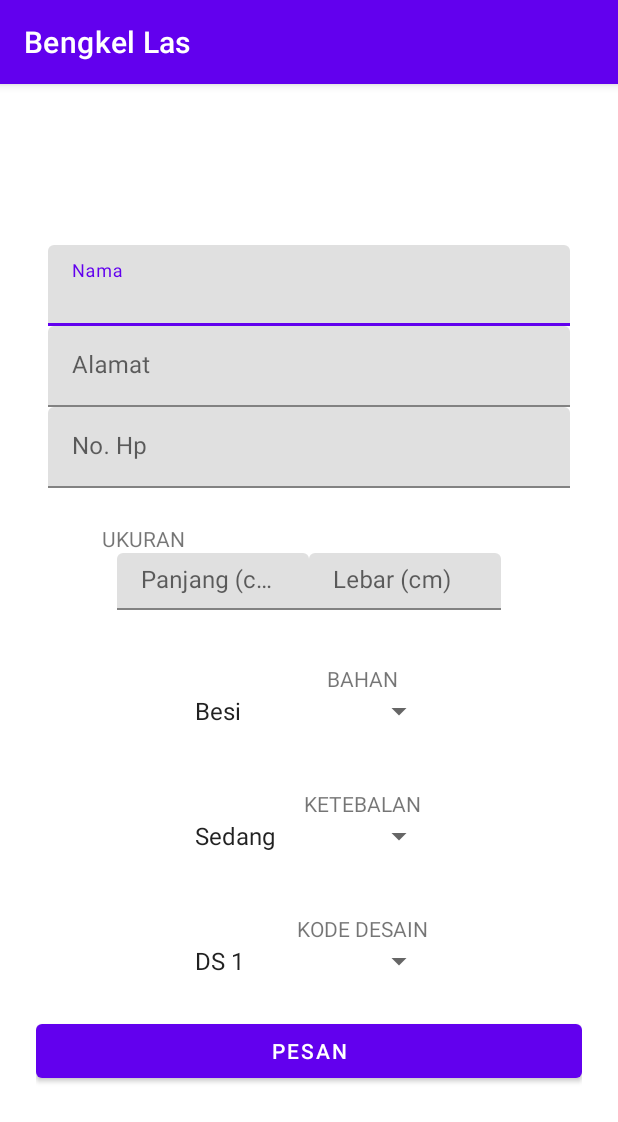
After one commit to hamtz/bengkel_las, an Android app: the TambahActivity screen opened directly, with no data from a screen before it, on a phone screen of 412 x 824 dp. The commit adds this screen. Shown: the top 1122 px of the screen. Run offline under Robolectric (Android 15) with nearby library versions, the light colour scheme and no system bars.

Commit message:
create data done

```diff
--- a/app/src/main/java/com/hamtz/bengkellas/API/APIRequestData.kt
+++ b/app/src/main/java/com/hamtz/bengkellas/API/APIRequestData.kt
@@ -1,18 +1,25 @@
 package com.hamtz.bengkellas.API
 
-import com.hamtz.bengkellas.Model.DataModel
 import com.hamtz.bengkellas.Model.ResponseModel
 import retrofit2.Call
-import retrofit2.Response
-
-import retrofit2.http.GET
-
-
+import retrofit2.http.*
 
 
 interface APIRequestData {
     @GET("retrieve.php")
-//    Call<ResponseModel> ardRetrieveData()
     fun ardRetrieveData(): Call<ResponseModel>
-//     fun ardRetrieveData():Response<List<ResponseModel>>
+
+    //    @Headers("Content-Type: application/json")
+    @FormUrlEncoded
+    @POST("create.php")
+    fun ardCreateData(
+        @Field("nama") nama: String,
+        @Field("alamat") alamat: String,
+        @Field("telepon") telepon: String,
+        @Field("panjang") panjang: String,
+        @Field("lebar") lebar: String,
+        @Field("bahan") bahan: String,
+        @Field("ketebalan") ketebalan: String,
+        @Field("kode_desain") kode_desain: String,
+    ):Call<ResponseModel>
 }
--- /dev/null
+++ b/app/src/main/java/com/hamtz/bengkellas/Activity/TambahActivity.kt
@@ -0,0 +1,206 @@
+package com.hamtz.bengkellas.Activity
+
+import android.os.Bundle
+import android.view.View
+import android.widget.*
+import androidx.appcompat.app.AppCompatActivity
+import com.hamtz.bengkellas.API.APIRequestData
+import com.hamtz.bengkellas.API.RetroServer
+import com.hamtz.bengkellas.Model.ResponseModel
+import com.hamtz.bengkellas.R
+import retrofit2.Call
+import retrofit2.Callback
+import retrofit2.Response
+
+class TambahActivity : AppCompatActivity() {
+
+    private var nama: String = ""
+    private var alamat: String = ""
+    private var telepon: String = ""
+    private var panjang: String = ""
+    private var lebar: String = ""
+    private var bahan: String = ""
+    private var ketebalan: String = ""
+    private var kode_desain: String = ""
+//
+//    lateinit var alamat: TextView
+//    lateinit var telepon: TextView
+//    lateinit var panjang: TextView
+//    lateinit var lebar: TextView
+//    lateinit var bahan: Spinner
+//    lateinit var ketebalan: Spinner
+//    lateinit var kode_desain: Spinner
+
+    override fun onCreate(savedInstanceState: Bundle?) {
+        super.onCreate(savedInstanceState)
+        setContentView(R.layout.activity_tambah)
+
+        //button
+        val btPesan = findViewById<Button>(R.id.bt_pesan)
+        val etNama = findViewById<EditText>(R.id.et_nama)
+        val etAlamat = findViewById<EditText>(R.id.et_alamat)
+        val etTelepon = findViewById<EditText>(R.id.et_telepon)
+        val etPanjang = findViewById<EditText>(R.id.et_panjang)
+        val etLebar = findViewById<EditText>(R.id.et_lebar)
+        val spBahan = findViewById<Spinner>(R.id.sp_bahan)
+        val spKetebalan = findViewById<Spinner>(R.id.sp_ketebalan)
+        val spDesain = findViewById<Spinner>(R.id.sp_kode)
+
+
+        // access the items of the list
+        val listBahan = resources.getStringArray(R.array.List_Bahan)
+        val listKetebalan = resources.getStringArray(R.array.List_Tebal)
+        val listDesain = resources.getStringArray(R.array.List_Desain)
+
+        // access the spinner
+//        val spBahan = findViewById<Spinner>(R.id.sp_bahan)
+        if (spBahan != null) {
+            val adapter = ArrayAdapter(
+                this,
+                android.R.layout.simple_spinner_item, listBahan
+            )
+            spBahan.adapter = adapter
+
+            spBahan.onItemSelectedListener = object :
+                AdapterView.OnItemSelectedListener {
+                override fun onItemSelected(
+                    parent: AdapterView<*>,
+                    view: View, position: Int, id: Long
+                ) {
+
+//                    var bahan = spBahan
+//                    Toast.makeText(this@TambahActivity,
+//                        getString(R.string.selected_item) + " " +
+//                                "" + listBahan[position], Toast.LENGTH_SHORT).show()
+                }
+
+                override fun onNothingSelected(parent: AdapterView<*>) {
+                    // write code to perform some action
+                }
+            }
+        }
+        if (spKetebalan != null) {
+            val adapter = ArrayAdapter(
+                this,
+                android.R.layout.simple_spinner_item, listKetebalan
+            )
+            spKetebalan.adapter = adapter
+
+            spKetebalan.onItemSelectedListener = object :
+                AdapterView.OnItemSelectedListener {
+                override fun onItemSelected(
+                    parent: AdapterView<*>,
+                    view: View, position: Int, id: Long
+                ) {
+
+//                    ketebalan = spKetebalan
+//                    Toast.makeText(this@TambahActivity,
+//                        getString(R.string.selected_item) + " " +
+//                                "" + listKetebalan[position], Toast.LENGTH_SHORT).show()
+                }
+
+                override fun onNothingSelected(parent: AdapterView<*>) {
+                    // write code to perform some action
+                }
+            }
+        }
+        if (spDesain != null) {
+            val adapter = ArrayAdapter(
+                this,
+                android.R.layout.simple_spinner_item, listDesain
+            )
+            spDesain.adapter = adapter
+
+            spDesain.onItemSelectedListener = object :
+                AdapterView.OnItemSelectedListener {
+                override fun onItemSelected(
+                    parent: AdapterView<*>,
+                    view: View, position: Int, id: Long
+                ) {
+
+//                    kode_desain=spDesain
+//                    Toast.makeText(this@TambahActivity,
+//                        getString(R.string.selected_item) + " " +
+//                                "" + listDesain[position], Toast.LENGTH_SHORT).show()
+                }
+
+                override fun onNothingSelected(parent: AdapterView<*>) {
+                    // write code to perform some action
+                }
+            }
+        }
+
+        btPesan.setOnClickListener {
+            nama = etNama.text.toString()
+            alamat = etAlamat.text.toString()
+            telepon = etTelepon.text.toString()
+            panjang = etPanjang.text.toString()
+            lebar = etLebar.text.toString()
+            bahan = spBahan.selectedItem.toString()
+            ketebalan = spKetebalan.selectedItem.toString()
+            kode_desain = spDesain.selectedItem.toString()
+
+            if (nama.isEmpty()) {
+                etNama.error = "Nama Harus Diisi"
+            } else if (alamat.isEmpty()) {
+                etAlamat.error = "Alamat Harus Diisi"
+            } else if (telepon.toString().isEmpty()) {
+                etTelepon.error = "No.hp Harus Diisi"
+            } else if (panjang.toString().isEmpty()) {
+                etPanjang.error = "isi Panjang (cm)"
+            } else if (lebar.toString().isEmpty()) {
+                etLebar.error = "isi Panjang (cm)"
+//           }else if(spBahan.toString().isEmpty()){
+//               spBahan.selectedItem. ="isi Panjang (cm)"
+//           }else if(spKetebalan.toString().isEmpty()){
+//               etPanjang.error="isi Panjang (cm)"
+//           }else if(spDesain.toString().isEmpty()){
+//               etLebar.error="isi lebar (cm)"
+            } else {
+                createData(nama, alamat, telepon, panjang, lebar, bahan, ketebalan, kode_desain)
+//               Toast.makeText(this,(nama+" x " +alamat+" x " + telepon +" x "+ panjang +" x "+ lebar+" x " + bahan +" x "+ketebalan +" x "+ kode_desain ),Toast.LENGTH_LONG).show()
+//               Toast.makeText(this,nama,Toast.LENGTH_LONG).show()
+
+            }
+
+        }
+
+    }
+
+    private fun createData(
+        nama: String,
+        alamat: String,
+        telepon: String,
+        panjang: String,
+        lebar: String,
+        bahan: String,
+        ketebalan: String,
+        kode_desain: String
+    ) {
+//        Toast.makeText(
+//            this,
+//            (nama + " x " + alamat + " x " + telepon + " x " + panjang + " x " + lebar + " x " + bahan + " x " + ketebalan + " x " + kode_desain),
+//            Toast.LENGTH_LONG
+//        ).show()
+
+        val ardData: APIRequestData = RetroServer.konekRetrofit().create(APIRequestData::class.java)
+        val simpanData: Call<ResponseModel> = ardData.ardCreateData(nama,alamat,telepon,panjang,lebar,bahan,ketebalan,kode_desain)
+//
+        simpanData.enqueue(object : Callback<ResponseModel> {
+            override fun onResponse(call: Call<ResponseModel>, response: Response<ResponseModel>) {
+                val kode = response.body()?.kode
+                val pesan = response.body()?.pesan
+                Toast.makeText(this@TambahActivity, "Kode :$kode| Pesan : $pesan", Toast.LENGTH_LONG).show()
+            }
+
+            override fun onFailure(call: Call<ResponseModel>, t: Throwable) {
+                val pesan = "gagal menghubungi server " + t.message
+//                Toast.makeText(this@TambahActivity,(nama + bahan +ketebalan + kode_desain ),Toast.LENGTH_LONG).show()
+                Toast.makeText(this@TambahActivity, pesan, Toast.LENGTH_LONG).show()
+
+            }
+
+        })
+
+    }
+}
--- /dev/null
+++ b/app/src/main/res/layout/activity_tambah.xml
@@ -0,0 +1,171 @@
+<?xml version="1.0" encoding="utf-8"?>
+<RelativeLayout xmlns:android="http://schemas.android.com/apk/res/android"
+    xmlns:app="http://schemas.android.com/apk/res-auto"
+    xmlns:tools="http://schemas.android.com/tools"
+    android:layout_width="match_parent"
+    android:layout_height="match_parent"
+    tools:context=".Activity.TambahActivity">
+
+    <LinearLayout
+        android:layout_width="match_parent"
+        android:layout_height="match_parent"
+        android:layout_marginStart="24dp"
+        android:layout_marginTop="24dp"
+        android:layout_marginEnd="24dp"
+        android:layout_marginBottom="24dp"
+        android:gravity="center"
+        android:orientation="vertical">
+
+        <LinearLayout
+            android:layout_width="match_parent"
+            android:layout_height="wrap_content"
+            android:layout_margin="8dp"
+            android:orientation="vertical">
+
+
+            <com.google.android.material.textfield.TextInputLayout
+                android:layout_width="match_parent"
+                android:layout_height="wrap_content">
+                <EditText
+                    android:id="@+id/et_nama"
+                    android:layout_width="match_parent"
+                    android:layout_height="wrap_content"
+                    android:layout_weight="1"
+                    android:ems="10"
+                    android:inputType="textPersonName"
+                    android:padding="16dp"
+                    android:hint="Nama" />
+            </com.google.android.material.textfield.TextInputLayout>
+
+
+
+            <com.google.android.material.textfield.TextInputLayout
+                android:layout_width="match_parent"
+                android:layout_height="wrap_content">
+            <EditText
+                android:id="@+id/et_alamat"
+                android:layout_width="match_parent"
+                android:layout_height="wrap_content"
+                android:layout_weight="1"
+                android:ems="10"
+                android:inputType="textPersonName"
+                android:padding="16dp"
+                android:hint="Alamat" />
+            </com.google.android.material.textfield.TextInputLayout>
+
+            <com.google.android.material.textfield.TextInputLayout
+                android:layout_width="match_parent"
+                android:layout_height="wrap_content">
+            <EditText
+                android:id="@+id/et_telepon"
+                android:layout_width="match_parent"
+                android:layout_height="wrap_content"
+                android:layout_weight="1"
+                android:ems="10"
+                android:inputType="number"
+                android:padding="16dp"
+                android:hint="No. Hp" />
+            </com.google.android.material.textfield.TextInputLayout>
+
+            <TextView
+                android:layout_width="wrap_content"
+                android:layout_height="wrap_content"
+                android:text="UKURAN"
+                android:layout_marginTop="24dp"
+                android:layout_marginLeft="36dp"/>
+
+
+            <LinearLayout
+                android:layout_width="match_parent"
+                android:layout_height="match_parent"
+                android:layout_marginLeft="36dp"
+                android:layout_marginRight="36dp"
+                android:layout_marginBottom="36dp"
+                android:layout_weight="1"
+                android:orientation="horizontal"
+                android:gravity="center">
+
+                <com.google.android.material.textfield.TextInputLayout
+                    android:layout_width="wrap_content"
+                    android:layout_height="wrap_content">
+                <EditText
+                    android:id="@+id/et_panjang"
+                    android:layout_width="128dp"
+                    android:layout_height="wrap_content"
+                    android:layout_weight="1"
+                    android:ems="10"
+                    android:inputType="number"
+                    android:padding="8dp"
+                    android:hint="Panjang (cm)" />
+                </com.google.android.material.textfield.TextInputLayout>
+
+                <com.google.android.material.textfield.TextInputLayout
+                    android:layout_width="wrap_content"
+                    android:layout_height="wrap_content">
+                <EditText
+                    android:id="@+id/et_lebar"
+                    android:layout_width="128dp"
+                    android:layout_height="wrap_content"
+                    android:layout_weight="1"
+                    android:ems="10"
+                    android:inputType="number"
+                    android:padding="8dp"
+                    android:hint="Lebar (cm)" />
+                </com.google.android.material.textfield.TextInputLayout>
+            </LinearLayout>
+
+            <LinearLayout
+                android:layout_width="match_parent"
+                android:layout_height="wrap_content"
+                android:layout_weight="1"
+                android:gravity="center"
+                android:orientation="vertical">
+
+                <TextView
+                    android:layout_width="wrap_content"
+                    android:layout_height="wrap_content"
+                    android:text="BAHAN"
+                    android:layout_marginLeft="36dp"/>
+                <Spinner
+                    android:id="@+id/sp_bahan"
+                    android:layout_width="168dp"
+                    android:layout_height="wrap_content"
+                    android:layout_marginBottom="16dp"
+                    android:autofillHints="Bahan"/>
+                <TextView
+                    android:layout_width="wrap_content"
+                    android:layout_height="wrap_content"
+                    android:text="KETEBALAN"
+                    android:layout_marginTop="24dp"
+                    android:layout_marginLeft="36dp"/>
+                <Spinner
+                    android:id="@+id/sp_ketebalan"
+                    android:layout_width="168dp"
+                    android:layout_height="wrap_content"
+                    android:layout_marginBottom="16dp"
+                    android:hint="Lebar (cm)"/>
+                <TextView
+                    android:layout_width="wrap_content"
+                    android:layout_height="wrap_content"
+                    android:text="KODE DESAIN"
+                    android:layout_marginTop="24dp"
+                    android:layout_marginLeft="36dp"/>
+                <Spinner
+                    android:id="@+id/sp_kode"
+                    android:layout_width="168dp"
+                    android:layout_height="wrap_content"
+                    android:layout_marginBottom="16dp"/>
+            </LinearLayout>
+
+        </LinearLayout>
+
+        <Button
+            android:id="@+id/bt_pesan"
+            android:layout_width="match_parent"
+            android:layout_height="wrap_content"
+            android:text="Pesan" />
+
+
+    </LinearLayout>
+
+</RelativeLayout>
--- a/app/src/main/res/values/strings.xml
+++ b/app/src/main/res/values/strings.xml
@@ -1,3 +1,18 @@
 <resources>
     <string name="app_name">Bengkel Las</string>
+    <string name="selected_item">Selected item:</string>
+
+
+    <string-array name="List_Bahan">
+        <item>Besi </item>
+        <item>Baja Ringan</item>
+    </string-array>
+    <string-array name="List_Tebal">
+        <item>Sedang </item>
+        <item>Tebal</item>
+    </string-array>
+    <string-array name="List_Desain">
+        <item>DS 1</item>
+        <item>DS 2</item>
+    </string-array>
 </resources>
--- /dev/null
+++ b/app/src/main/res/xml/network_security_config.xml
@@ -0,0 +1,4 @@
+<?xml version="1.0" encoding="utf-8"?>
+<network-security-config>
+<base-config cleartextTrafficPermitted="true" />
+</network-security-config>
```
Also changed, not shown: app/src/main/AndroidManifest.xml (+9 -3 lines), app/src/main/java/com/hamtz/bengkellas/API/RetroServer.kt (+8 -12 lines), app/src/main/java/com/hamtz/bengkellas/Activity/MainActivity.kt (+8 -0 lines), app/src/main/java/com/hamtz/bengkellas/Adapter/AdapterData.kt (+17 -6 lines), app/src/main/java/com/hamtz/bengkellas/Model/DataModel.kt (+22 -7 lines), app/src/main/res/layout/activity_main.xml (+8 -1 lines), app/src/main/res/layout/card_item.xml (+40 -5 lines).
